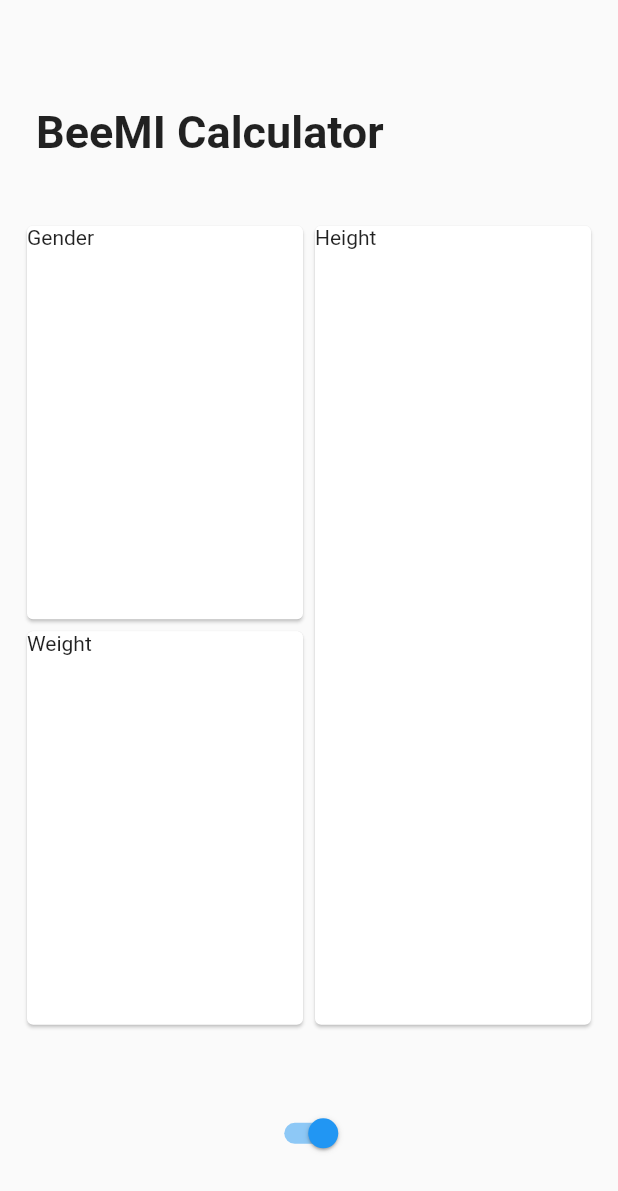
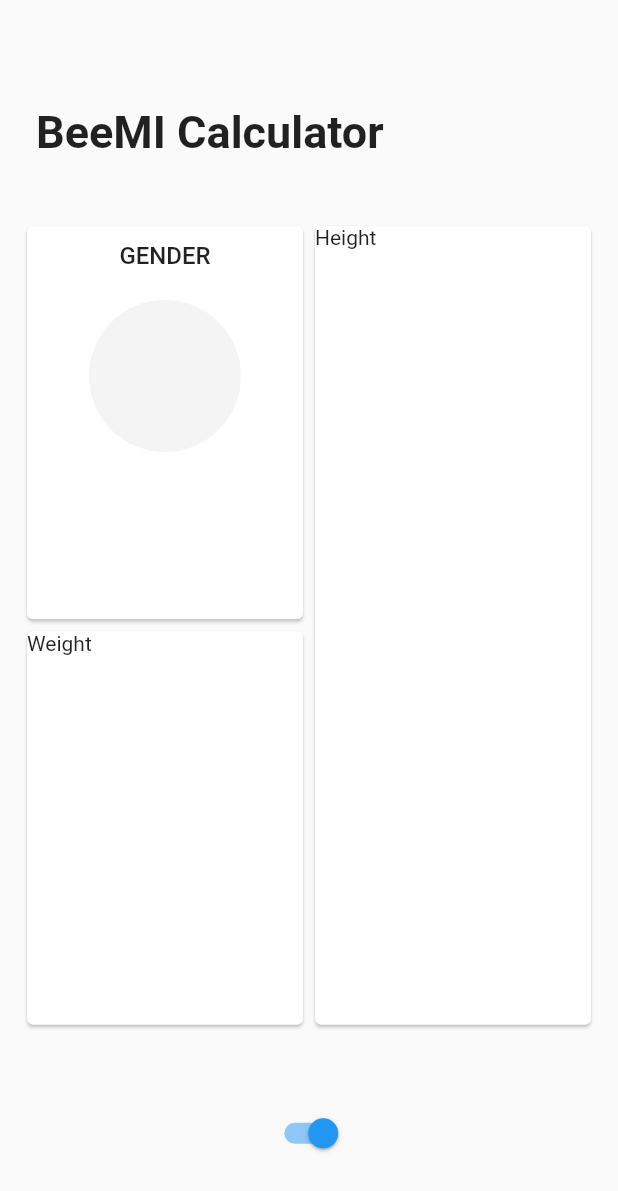
Before and after one commit to blazejpsz/BeeMIcalculator, a Flutter app: the screen it shows after launch, on a phone screen of 412 x 824 dp. Shown: the top 1191 px of the screen. Run offline on Flutter 3.47's test engine with Material 2 defaults, Android fonts, the phone set to English and light mode, and no system bars.

Commit message:
update gender card

```diff
--- /dev/null
+++ b/lib/card_title.dart
@@ -0,0 +1,15 @@
+import 'package:flutter/material.dart';
+
+class CardTitle extends StatelessWidget {
+  final String title;
+
+  const CardTitle(this.title, {Key? key}) : super(key: key);
+
+  @override
+  Widget build(BuildContext context) {
+    return Text(
+      title,
+      style: const TextStyle(fontSize: 16.0, fontWeight: FontWeight.w500),
+    );
+  }
+}
--- /dev/null
+++ b/lib/gender.dart
@@ -0,0 +1 @@
+enum Gender { male, feamale, other }
--- /dev/null
+++ b/lib/gender_card.dart
@@ -0,0 +1,73 @@
+import 'package:beemi_calculator/card_title.dart';
+import 'package:beemi_calculator/gender.dart';
+import 'package:beemi_calculator/widget_utils.dart';
+
+import 'package:flutter/material.dart';
+
+import 'widget_utils.dart' show screenAwareSize;
+
+class GenderCard extends StatefulWidget {
+  final Gender? initialGender;
+
+  const GenderCard({this.initialGender, Key? key}) : super(key: key);
+
+  @override
+  _GenderCardState createState() => _GenderCardState();
+}
+
+double _circleSize(BuildContext context) => screenAwareSize(80.0, context);
+
+class _GenderCardState extends State<GenderCard> {
+  @override
+  Widget build(BuildContext context) {
+    return Card(
+        child: SizedBox(
+            width: double.infinity,
+            child: Padding(
+                padding: EdgeInsets.only(top: screenAwareSize(8.0, context)),
+                child: Column(
+                  crossAxisAlignment: CrossAxisAlignment.center,
+                  children: <Widget>[
+                    const CardTitle("GENDER"),
+                    Padding(
+                      padding:
+                          EdgeInsets.only(top: screenAwareSize(16.0, context)),
+                      child: _drawMainStack(),
+                    ),
+                  ],
+                ))));
+  }
+
+  Widget _drawMainStack() {
+    return Stack(
+      alignment: Alignment.bottomCenter,
+      children: <Widget>[
+        _drawCircleIndicator(),
+      ],
+    );
+  }
+
+  Widget _drawCircleIndicator() {
+    return Stack(
+      alignment: Alignment.center,
+      children: <Widget>[
+        GenderCircle(),
+      ],
+    );
+  }
+}
+
+class GenderCircle extends StatelessWidget {
+  GenderCircle({Key? key}) : super(key: key);
+  @override
+  Widget build(BuildContext context) {
+    return Container(
+      width: _circleSize(context),
+      height: _circleSize(context),
+      decoration: const BoxDecoration(
+        shape: BoxShape.circle,
+        color: Color.fromRGBO(244, 244, 244, 1.0),
+      ),
+    );
+  }
+}
--- a/lib/input_page.dart
+++ b/lib/input_page.dart
@@ -1,9 +1,8 @@
 import 'package:flutter/material.dart';
+import 'package:beemi_calculator/gender_card.dart';
 import 'widget_utils.dart' show screenAwareSize;
 
 class InputPage extends StatelessWidget {
-  get centerTitle => null;
-
   Widget build(BuildContext context) {
     return Scaffold(
         body: Padding(
@@ -15,10 +14,10 @@ class InputPage extends StatelessWidget {
                 Expanded(child: _buildCards(context)),
                 _buildButtom(context),
               ],
-        ),
-      ),
-    );
+            )));
   }
+
+  // get centerTitle => null;
 
   Widget _buildTitle(BuildContext context) {
     return Padding(
@@ -37,6 +36,15 @@ class InputPage extends StatelessWidget {
     );
   }
 
+  Widget _buildButtom(BuildContext context) {
+    return Container(
+      alignment: Alignment.center,
+      height: screenAwareSize(108.0, context),
+      width: double.infinity,
+      child: Switch(value: true, onChanged: (val) {}),
+    );
+  }
+
   Widget _buildCards(BuildContext context) {
     return Padding(
         padding: EdgeInsets.only(
@@ -49,7 +57,7 @@ class InputPage extends StatelessWidget {
             Expanded(
               child: Column(
                 children: <Widget>[
-                  Expanded(child: _tempCard('Gender')),
+                  Expanded(child: GenderCard()),
                   Expanded(child: _tempCard('Weight')),
                 ],
               ),
@@ -67,13 +75,4 @@ class InputPage extends StatelessWidget {
       child: Text(label),
     ));
   }
-
-  Widget _buildButtom(BuildContext context) {
-    return Container(
-      alignment: Alignment.center,
-      height: screenAwareSize(108.0, context),
-      width: double.infinity,
-      child: Switch(value: true, onChanged: (val) {}),
-    );
 }
-}
```
Lines whose indentation alone changed are shown as unchanged.
